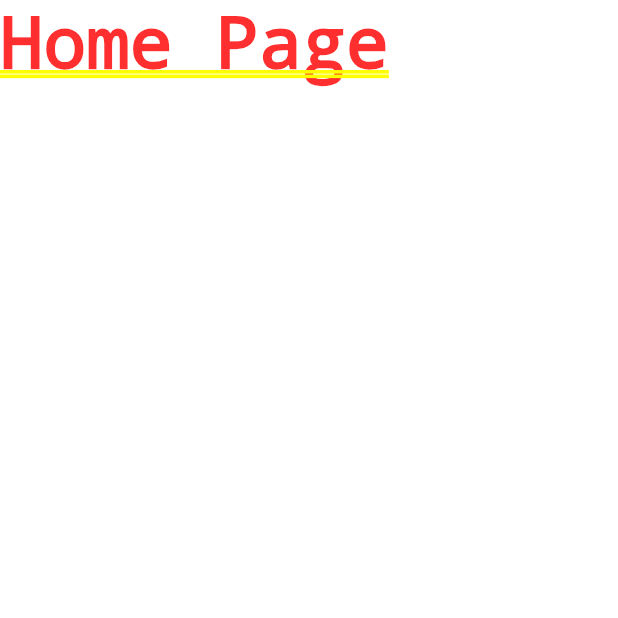
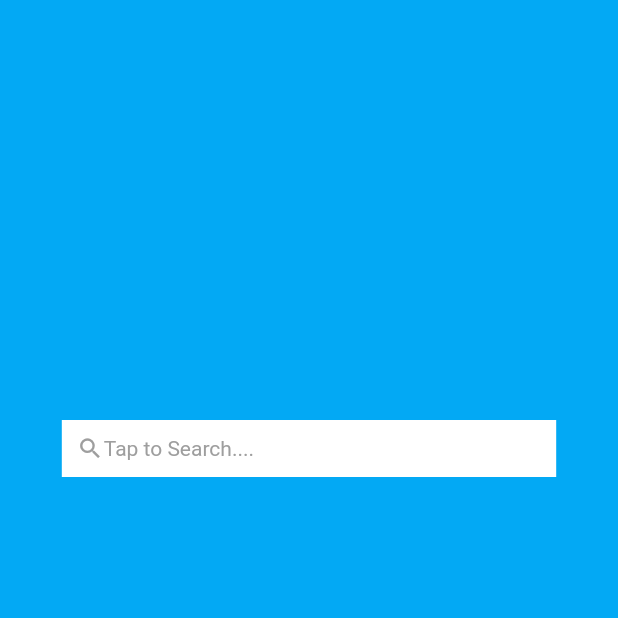
Before and after one commit to nishantsubedi/flutter-image-search, a Flutter app: the screen it shows after launch, on a phone screen of 412 x 824 dp, the top half of it. Run offline on Flutter 3.47's test engine with Material 2 defaults, Android fonts, the phone set to English and light mode, and no system bars.

Commit message:
homepage design

```diff
--- a/lib/main.dart
+++ b/lib/main.dart
@@ -10,7 +10,7 @@ class MyApp extends StatelessWidget{
       return new MaterialApp(
         title: 'ImageSearch',
         theme: new ThemeData(
-          primarySwatch: Colors.amber,
+          primarySwatch: Colors.deepOrange,
         ),
         initialRoute: '/',
         routes: routes,
--- a/lib/pages/homePage.dart
+++ b/lib/pages/homePage.dart
@@ -1,9 +1,102 @@
 import 'package:flutter/material.dart';
+import 'dart:async';
+import 'dart:io';
 
-class HomePage extends StatelessWidget{
+class HomePage extends StatelessWidget {
+  GlobalKey<ScaffoldState> _scaffoldKey = new GlobalKey();
+
   @override
-    Widget build(BuildContext context) {
-      // TODO: implement build
-      return Text('Home Page');
-    }
+  Widget build(BuildContext context) {
+    return WillPopScope(
+      child: Scaffold(
+        key: _scaffoldKey,
+        // drawer: new DrawerOnly(),
+        body: SingleChildScrollView(
+          child: Column(
+            children: <Widget>[
+              _buildHomeSearchContainer(context),
+            ],
+          ),
+        ),
+      ),
+      onWillPop: () {
+        _neverSatisfied(context);
+      },
+    );
+  }
+
+  Future<Null> _neverSatisfied(BuildContext context) async {
+    return showDialog<Null>(
+      context: context,
+      barrierDismissible: false, // user must tap button!
+      builder: (BuildContext context) {
+        return new AlertDialog(
+          content: new SingleChildScrollView(
+            child: new ListBody(
+              children: <Widget>[
+                new Text('Are you sure to exit the application?'),
+              ],
+            ),
+          ),
+          actions: <Widget>[
+            new FlatButton(
+              child: new Text('Yes'),
+              onPressed: () {
+                exit(0);
+              },
+            ),
+            new FlatButton(
+              child: new Text('Cancel'),
+              onPressed: () {
+                Navigator.of(context).pop();
+              },
+            ),
+          ],
+        );
+      },
+    );
+  }
+
+  Widget _buildHomeSearchContainer(BuildContext context) {
+    return Stack(
+      children: <Widget>[
+        Container(
+            //height: MediaQuery.of(context).size.height * 0.475,
+            height: MediaQuery.of(context).size.height,
+            decoration: BoxDecoration(
+              color: Colors.lightBlue,
+              // image: DecorationImage(
+              //     image: AssetImage("images/car_background.png"),
+              //     fit: BoxFit.cover)),
+            )),
+        Container(
+          child: Row(
+            crossAxisAlignment: CrossAxisAlignment.center,
+            mainAxisAlignment: MainAxisAlignment.center,
+            children: <Widget>[
+              GestureDetector(
+                  onTap: () {
+                    Navigator.pushNamed(context, '/search');
+                  },
+                  child: Container(
+                      width: MediaQuery.of(context).size.width * 0.8,
+                      margin: EdgeInsets.only(top: 280.0),
+                      padding: EdgeInsets.all(10.0),
+                      //height: 30.0,
+                      decoration: BoxDecoration(color: Colors.white),
+                      child: Row(
+                        children: <Widget>[
+                          Icon(Icons.search, size: 18.0, color: Colors.grey),
+                          Text(
+                            "Tap to Search....",
+                            style: TextStyle(color: Colors.grey),
+                          )
+                        ],
+                      )))
+            ],
+          ),
+        ),
+      ],
+    );
+  }
 }
--- a/lib/routes.dart
+++ b/lib/routes.dart
@@ -4,5 +4,5 @@ import 'package:flutter/material.dart';
 
 final routes = {
   '/':(BuildContext context) => HomePage(),
-  '/search/all':(BuildContext context) => Search(),
+  '/search':(BuildContext context) => Search(),
 };
```
Also changed, not shown: lib/models/image.dart (added).
